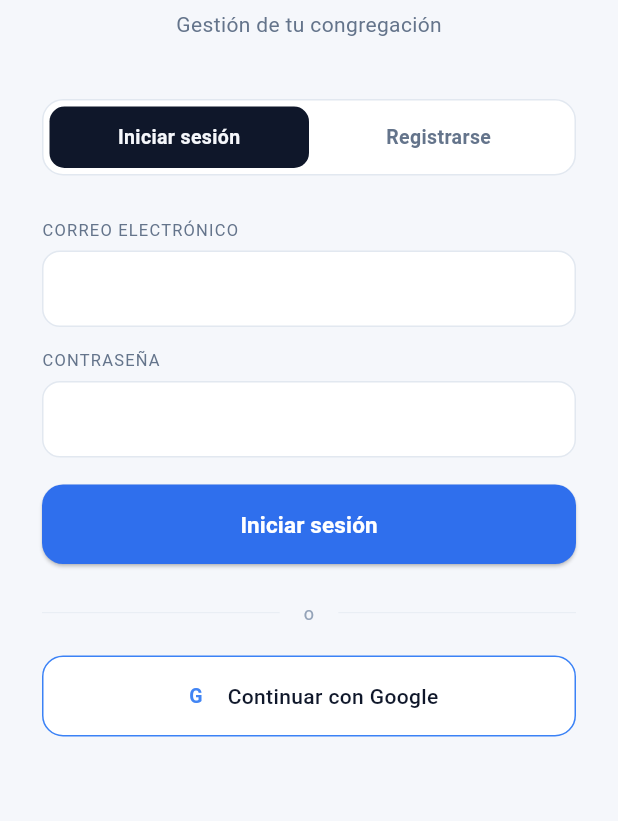
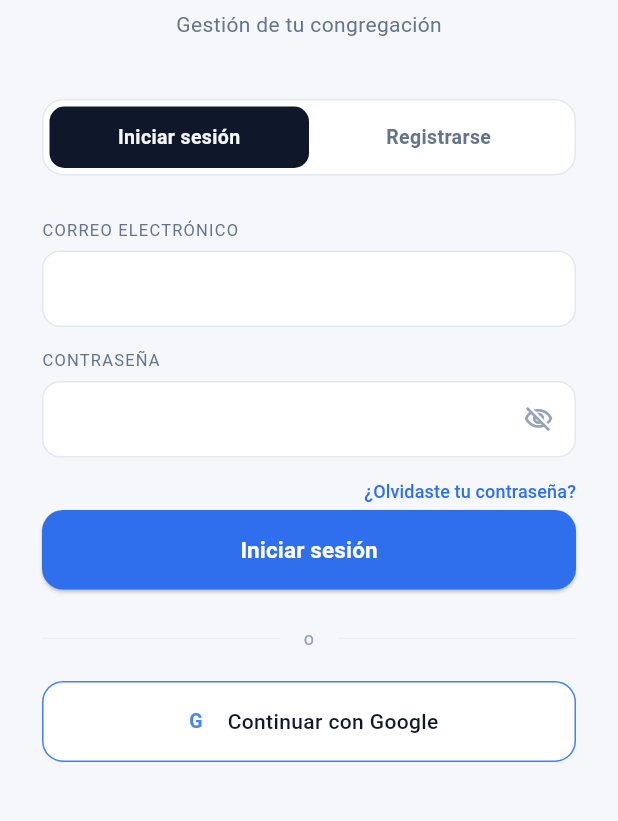
Before and after one commit to jesusgarcia17001-code/esdras_app, a Flutter app: the screen it shows once a user with an empty profile is signed in, after a tap on "Salir", on a phone screen of 412 x 824 dp, the part 288-1109 px from its top. Run offline on Flutter 3.47's test engine with Material 3 defaults, Android fonts, the phone set to English and light mode, and no system bars; our stand-ins replace cloud_firestore, firebase_auth, firebase_core, firebase_storage, fl_chart, flutter_map and 4 more; accounts and stored records are empty.

```diff
--- a/lib/screens/login_screen.dart
+++ b/lib/screens/login_screen.dart
@@ -24,6 +24,11 @@ class _LoginScreenState extends State<LoginScreen> {
   final _passLogin = TextEditingController();
   final _emailReg = TextEditingController();
   final _passReg = TextEditingController();
+  final _passRegConfirm = TextEditingController();
+
+  bool _obscureLogin = true;
+  bool _obscureReg = true;
+  bool _obscureRegConfirm = true;
 
   void _mostrarError(String mensaje) {
     ScaffoldMessenger.of(context).showSnackBar(
@@ -79,6 +84,10 @@ class _LoginScreenState extends State<LoginScreen> {
       _mostrarError('La contraseña debe tener mínimo 6 caracteres');
       return;
     }
+    if (_passReg.text != _passRegConfirm.text) {
+      _mostrarError('Las contraseñas no coinciden');
+      return;
+    }
     setState(() => _cargando = true);
     try {
       final error = await _authService.registrar(
@@ -108,6 +117,85 @@ class _LoginScreenState extends State<LoginScreen> {
       _mostrarError(error);
     } else if (error == null) {
       await _navegarSegunEstado();
+    }
+  }
+
+  Future<void> _recuperarPassword() async {
+    final emailCtrl =
+        TextEditingController(text: _emailLogin.text.trim());
+    final enviar = await showDialog<bool>(
+      context: context,
+      builder: (ctx) => AlertDialog(
+        backgroundColor: AppColors.fondoTarjeta,
+        title: const Text('Recuperar contraseña',
+            style: TextStyle(color: AppColors.textoPrimario)),
+        content: Column(
+          mainAxisSize: MainAxisSize.min,
+          crossAxisAlignment: CrossAxisAlignment.start,
+          children: [
+            const Text(
+              'Escribe tu correo y te enviaremos un enlace '
+              'para restablecer tu contraseña.',
+              style: TextStyle(
+                  color: AppColors.textoSecundario, fontSize: 13),
+            ),
+            const SizedBox(height: 14),
+            Container(
+              decoration: BoxDecoration(
+                color: AppColors.fondoInput,
+                borderRadius: BorderRadius.circular(12),
+                border: Border.all(color: AppColors.borde),
+              ),
+              child: TextField(
+                controller: emailCtrl,
+                keyboardType: TextInputType.emailAddress,
+                style: const TextStyle(
+                    color: AppColors.textoPrimario, fontSize: 14),
+                decoration: const InputDecoration(
+                  hintText: 'correo@ejemplo.com',
+                  hintStyle:
+                      TextStyle(color: AppColors.textoTerciario),
+                  border: InputBorder.none,
+                  contentPadding: EdgeInsets.symmetric(
+                      horizontal: 14, vertical: 12),
+                ),
+              ),
+            ),
+          ],
+        ),
+        actions: [
+          TextButton(
+            onPressed: () => Navigator.pop(ctx, false),
+            child: const Text('Cancelar'),
+          ),
+          TextButton(
+            onPressed: () => Navigator.pop(ctx, true),
+            child: const Text('Enviar'),
+          ),
+        ],
+      ),
+    );
+    if (enviar != true || !mounted) return;
+    if (emailCtrl.text.trim().isEmpty) {
+      _mostrarError('Escribe tu correo electrónico');
+      return;
+    }
+    setState(() => _cargando = true);
+    final error =
+        await _authService.recuperarPassword(emailCtrl.text.trim());
+    if (!mounted) return;
+    setState(() => _cargando = false);
+    if (error != null) {
+      _mostrarError(error);
+    } else {
+      ScaffoldMessenger.of(context).showSnackBar(
+        const SnackBar(
+          content: Text(
+              'Te enviamos un enlace para restablecer tu contraseña'),
+          backgroundColor: AppColors.exito,
+          behavior: SnackBarBehavior.floating,
+        ),
+      );
     }
   }
 
@@ -269,7 +357,9 @@ class _LoginScreenState extends State<LoginScreen> {
 
   Widget _campo(String label, TextEditingController ctrl,
       {bool password = false,
-      TextInputType tipo = TextInputType.text}) {
+      TextInputType tipo = TextInputType.text,
+      bool obscure = false,
+      VoidCallback? onToggleObscure}) {
     return Column(
       crossAxisAlignment: CrossAxisAlignment.start,
       children: [
@@ -287,14 +377,26 @@ class _LoginScreenState extends State<LoginScreen> {
           ),
           child: TextField(
             controller: ctrl,
-            obscureText: password,
+            obscureText: password ? obscure : false,
             keyboardType: tipo,
             style: const TextStyle(
                 color: AppColors.textoPrimario, fontSize: 14),
-            decoration: const InputDecoration(
+            decoration: InputDecoration(
               border: InputBorder.none,
-              contentPadding: EdgeInsets.symmetric(
+              contentPadding: const EdgeInsets.symmetric(
                   horizontal: 16, vertical: 14),
+              suffixIcon: password
+                  ? IconButton(
+                      icon: Icon(
+                        obscure
+                            ? Icons.visibility_off_outlined
+                            : Icons.visibility_outlined,
+                        color: AppColors.textoTerciario,
+                        size: 20,
+                      ),
+                      onPressed: onToggleObscure,
+                    )
+                  : null,
             ),
           ),
         ),
@@ -308,7 +410,26 @@ class _LoginScreenState extends State<LoginScreen> {
       children: [
         _campo('CORREO ELECTRÓNICO', _emailLogin,
             tipo: TextInputType.emailAddress),
-        _campo('CONTRASEÑA', _passLogin, password: true),
+        _campo('CONTRASEÑA', _passLogin,
+            password: true,
+            obscure: _obscureLogin,
+            onToggleObscure: () =>
+                setState(() => _obscureLogin = !_obscureLogin)),
+        Align(
+          alignment: Alignment.centerRight,
+          child: TextButton(
+            onPressed: _cargando ? null : _recuperarPassword,
+            style: TextButton.styleFrom(
+                padding: EdgeInsets.zero,
+                minimumSize: const Size(0, 0),
+                tapTargetSize: MaterialTapTargetSize.shrinkWrap),
+            child: const Text('¿Olvidaste tu contraseña?',
+                style: TextStyle(
+                    color: AppColors.acento,
+                    fontSize: 12,
+                    fontWeight: FontWeight.w500)),
+          ),
+        ),
         const SizedBox(height: 4),
         SizedBox(
           width: double.infinity,
@@ -318,7 +439,7 @@ class _LoginScreenState extends State<LoginScreen> {
                 ? const SizedBox(
                     width: 20, height: 20,
                     child: CircularProgressIndicator(
-                        color: AppColors.fondoPrincipal,
+                        color: AppColors.acentoTexto,
                         strokeWidth: 2))
                 : const Text('Iniciar sesión',
                     style: TextStyle(fontSize: 15,
@@ -335,7 +456,16 @@ class _LoginScreenState extends State<LoginScreen> {
         _campo('NOMBRE COMPLETO', _nombreReg),
         _campo('CORREO ELECTRÓNICO', _emailReg,
             tipo: TextInputType.emailAddress),
-        _campo('CONTRASEÑA', _passReg, password: true),
+        _campo('CONTRASEÑA', _passReg,
+            password: true,
+            obscure: _obscureReg,
+            onToggleObscure: () =>
+                setState(() => _obscureReg = !_obscureReg)),
+        _campo('CONFIRMAR CONTRASEÑA', _passRegConfirm,
+            password: true,
+            obscure: _obscureRegConfirm,
+            onToggleObscure: () => setState(
+                () => _obscureRegConfirm = !_obscureRegConfirm)),
         SizedBox(
           width: double.infinity,
           child: ElevatedButton(
@@ -344,7 +474,7 @@ class _LoginScreenState extends State<LoginScreen> {
                 ? const SizedBox(
                     width: 20, height: 20,
                     child: CircularProgressIndicator(
-                        color: AppColors.fondoPrincipal,
+                        color: AppColors.acentoTexto,
                         strokeWidth: 2))
                 : const Text('Crear cuenta',
                     style: TextStyle(fontSize: 15,
--- a/pubspec.yaml
+++ b/pubspec.yaml
@@ -2,7 +2,7 @@ name: esdras
 description: "Aplicación de gestión de iglesia Esdra."
 publish_to: 'none'
 
-version: 1.0.0+1
+version: 1.0.0+4
 
 environment:
   sdk: ^3.11.5
```
Also changed, not shown: 1 other file.
